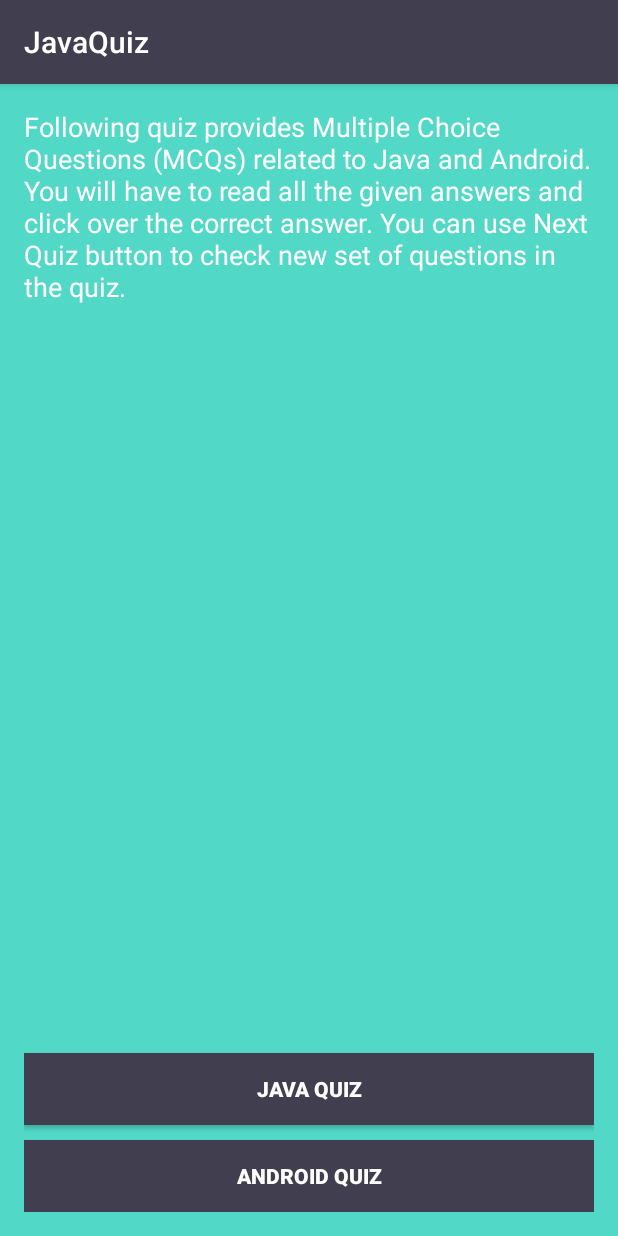
After one commit to arm07/JavaQuiz, an Android app: the DashboardActivity screen opened directly, with no data from a screen before it, on a phone screen of 412 x 824 dp. The commit adds this screen. Run offline under Robolectric (Android 15) with nearby library versions, the phone set to English and light mode, and no system bars.

Commit message:
Dashboard Activity and few modifications in UI

```diff
--- /dev/null
+++ b/app/src/main/java/com/arm07/android/javaquiz/activities/DashboardActivity.java
@@ -0,0 +1,69 @@
+package com.arm07.android.javaquiz.activities;
+
+import android.content.Intent;
+import android.os.Bundle;
+import android.support.v7.app.AppCompatActivity;
+import android.view.View;
+import android.widget.Button;
+
+import com.arm07.android.javaquiz.R;
+
+public class DashboardActivity extends AppCompatActivity implements View.OnClickListener{
+
+    Button btnStart,btnStrtAndroid;
+    @Override
+    protected void onCreate(Bundle savedInstanceState) {
+        super.onCreate(savedInstanceState);
+        setContentView(R.layout.activity_dashboard);
+
+        btnStart = (Button)findViewById(R.id.btnStartJava);
+        btnStrtAndroid = (Button)findViewById(R.id.btnStrtAndroid);
+
+        btnStart.setOnClickListener(this);
+        btnStrtAndroid.setOnClickListener(this);
+
+    }
+
+
+    @Override
+    public void onClick(View v) {
+
+        switch (v.getId())
+        {
+            case R.id.btnStrtAndroid:
+                final Intent intentMain = new Intent(this,QuizMainActivity.class);
+                startActivity(intentMain);
+
+                /*AlertDialog.Builder b = new AlertDialog.Builder(QuizDeskBoardActivity.this)
+                        .setTitle("Start Quiz")
+                        .setPositiveButton("Ok", new DialogInterface.OnClickListener()
+                        {
+                            @Override
+                            public void onClick(DialogInterface dialog, int which)
+                            {
+                                startActivity(intentMain);
+                            }
+                        })
+                        .setNegativeButton("Cancel", new DialogInterface.OnClickListener()
+                        {
+                            @Override
+                            public void onClick(DialogInterface dialog, int which)
+                            {
+                                dialog.cancel();
+                            }
+                        })
+                        .setMessage("All the Best!!!");
+                b.create().show();*/
+
+                break;
+
+            case R.id.btnStartJava:
+
+                /*Intent intentInstruction = new Intent(this,QuizInstructionActivity.class);
+                startActivity(intentInstruction);*/
+                break;
+        }
+
+
+    }
+}
--- a/app/src/main/java/com/arm07/android/javaquiz/activities/LoginActivity.java
+++ b/app/src/main/java/com/arm07/android/javaquiz/activities/LoginActivity.java
@@ -120,6 +120,8 @@ public class LoginActivity extends AppCompatActivity implements View.OnClickList
         if (databaseHelper.checkUser(textInputEditTextEmail.getText().toString().trim()
                 , textInputEditTextPassword.getText().toString().trim())) {
 
+            Intent intent = new Intent(activity, DashboardActivity.class);
+            startActivity(intent);
             // To view the results of registered users as a list
             /**
             Intent accountsIntent = new Intent(activity, UsersListActivity.class);
--- a/app/src/main/java/com/arm07/android/javaquiz/activities/MainActivity.java
+++ b/app/src/main/java/com/arm07/android/javaquiz/activities/QuizMainActivity.java
@@ -5,7 +5,7 @@ import android.os.Bundle;
 
 import com.arm07.android.javaquiz.R;
 
-public class MainActivity extends AppCompatActivity {
+public class QuizMainActivity extends AppCompatActivity {
 
     @Override
     protected void onCreate(Bundle savedInstanceState) {
--- /dev/null
+++ b/app/src/main/res/layout/activity_dashboard.xml
@@ -0,0 +1,50 @@
+<?xml version="1.0" encoding="utf-8"?>
+<RelativeLayout
+    xmlns:android="http://schemas.android.com/apk/res/android"
+    xmlns:tools="http://schemas.android.com/tools"
+    android:id="@+id/activity_quiz_desk_board"
+    android:layout_width="match_parent"
+    android:layout_height="match_parent"
+    android:paddingBottom="@dimen/activity_vertical_margin"
+    android:paddingLeft="@dimen/activity_horizontal_margin"
+    android:paddingRight="@dimen/activity_horizontal_margin"
+    android:paddingTop="@dimen/activity_vertical_margin"
+    tools:context="com.arm07.android.javaquiz.activities.DashboardActivity"
+    android:background="@color/colorTextHint">
+
+    <TextView
+        android:text="@string/desk_inst"
+        android:layout_width="wrap_content"
+        android:layout_height="wrap_content"
+        android:layout_alignParentTop="true"
+        android:layout_alignParentStart="true"
+        android:id="@+id/textView"
+        android:textSize="18sp"
+        android:textColor="@android:color/background_light"/>
+
+    <Button
+        android:text="ANDROID QUIZ"
+        android:layout_width="match_parent"
+        android:layout_height="wrap_content"
+        android:id="@+id/btnStrtAndroid"
+        android:background="@color/colorBackground"
+        android:textStyle="normal|bold"
+        android:elevation="0dp"
+        android:textColor="@android:color/white"
+        android:layout_alignParentStart="true"
+        android:layout_alignParentBottom="true"/>
+
+    <Button
+        android:text="JAVA QUIZ"
+        android:layout_width="match_parent"
+        android:layout_height="wrap_content"
+        android:id="@+id/btnStartJava"
+        android:background="@color/colorBackground"
+        android:textColor="@android:color/white"
+        android:textStyle="normal|bold"
+        android:layout_alignParentStart="false"
+        android:layout_alignParentBottom="false"
+        android:layout_above="@+id/btnStrtAndroid"
+        android:layout_marginBottom="10dp"/>
+
+</RelativeLayout>
--- a/app/src/main/res/layout/activity_main.xml
+++ b/app/src/main/res/layout/activity_main.xml
@@ -4,7 +4,7 @@
     xmlns:tools="http://schemas.android.com/tools"
     android:layout_width="match_parent"
     android:layout_height="match_parent"
-    tools:context="com.arm07.android.javaquiz.activities.MainActivity">
+    tools:context="com.arm07.android.javaquiz.activities.QuizMainActivity">
 
     <TextView
         android:layout_width="wrap_content"
--- a/app/src/main/res/values/colors.xml
+++ b/app/src/main/res/values/colors.xml
@@ -1,6 +1,6 @@
 <?xml version="1.0" encoding="utf-8"?>
 <resources>
-    <color name="colorPrimary">#3F51B5</color>
+    <color name="colorPrimary">#413e4f</color>
     <color name="colorPrimaryDark">#303F9F</color>
     <color name="colorAccent">#FF4081</color>
     <color name="colorBackground">#413e4f</color>
--- /dev/null
+++ b/app/src/main/res/values/dimens.xml
@@ -0,0 +1,5 @@
+<resources>
+    <!-- Default screen margins, per the Android Design guidelines. -->
+    <dimen name="activity_horizontal_margin">16dp</dimen>
+    <dimen name="activity_vertical_margin">16dp</dimen>
+</resources>
--- a/app/src/main/res/values/strings.xml
+++ b/app/src/main/res/values/strings.xml
@@ -20,4 +20,9 @@
     <string name="action_settings">Settings</string>
     <string name="text_hello">Hello,</string>
     <string name="text_title">Android Tutorials Hub</string>
+
+    <string name="hello_blank_fragment">Hello blank fragment</string>
+    <string name="dummy_button">Dummy Button</string>
+    <string name="dummy_content">DUMMY\nCONTENT</string>
+    <string name="desk_inst">Following quiz provides Multiple Choice Questions (MCQs) related to Java and Android. You will have to read all the given answers and click over the correct answer. You can use Next Quiz button to check new set of questions in the quiz.</string>
 </resources>
```
Also changed, not shown: app/src/main/AndroidManifest.xml (+4 -3 lines), app/src/main/res/mipmap-mdpi/quiz_icon.png (added).
